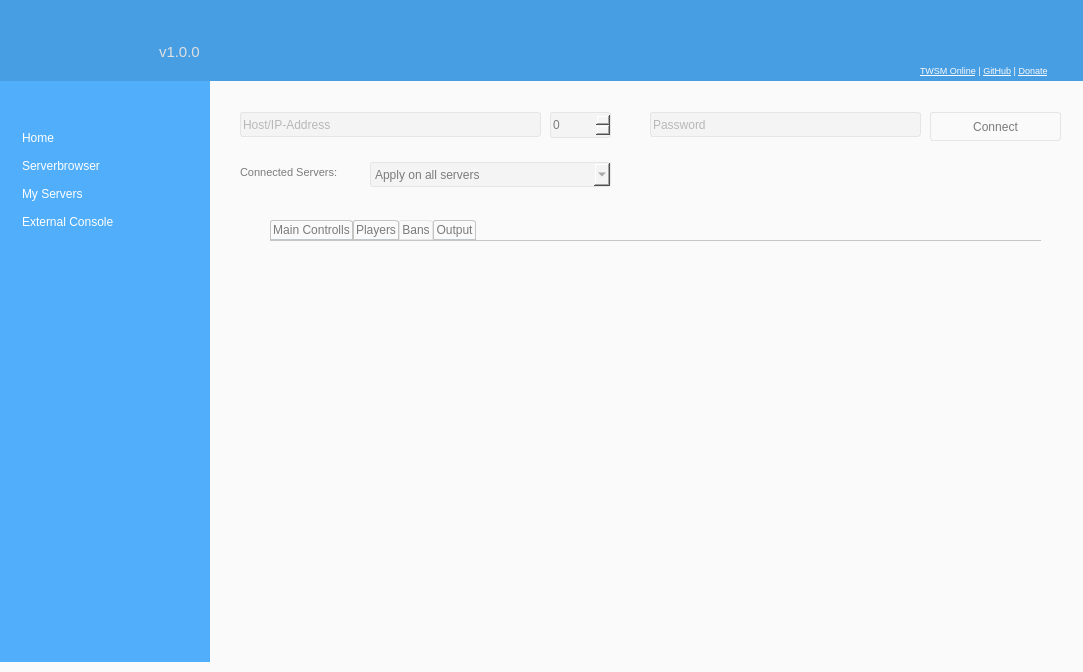
Above: pc/main_window.ui from Malekblubb/twsm before the change. Below: the same form after it.
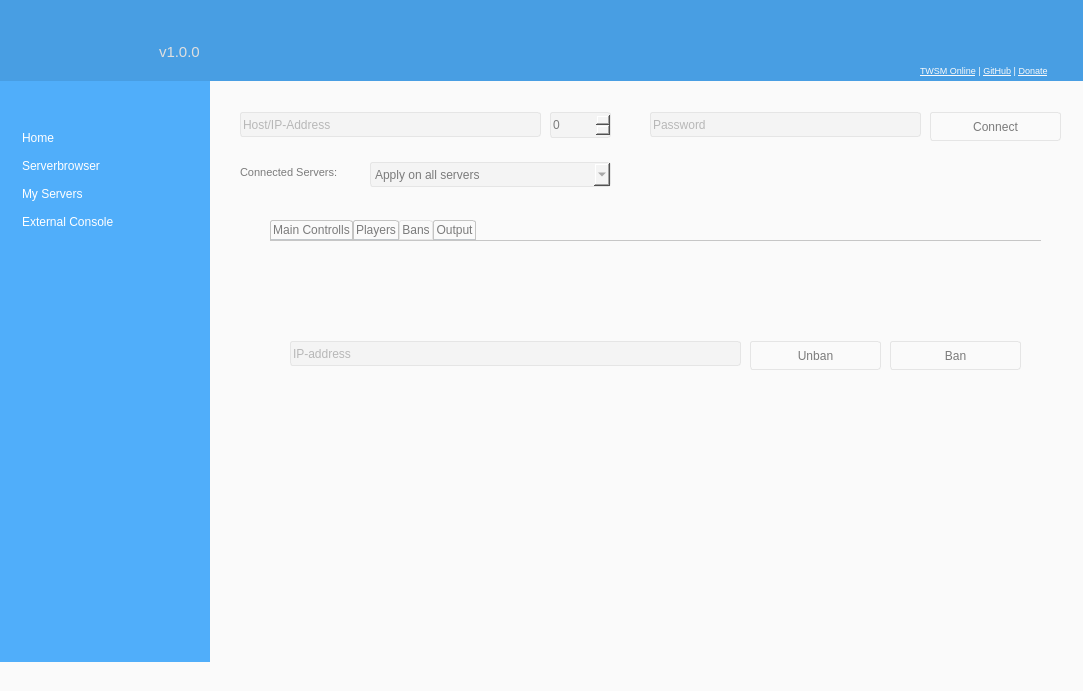
That is the form after the change. The open tabs and pages were chosen to show the change. Icons and pictures are not drawn.

Commit message: econ: added player bans/kicks added ip bans/unbans

Patch:
```diff
--- a/pc/main_window.ui
+++ b/pc/main_window.ui
@@ -7,7 +7,7 @@
     <x>0</x>
     <y>0</y>
     <width>1083</width>
-    <height>672</height>
+    <height>691</height>
    </rect>
   </property>
   <property name="palette">
@@ -2305,7 +2305,7 @@
         <x>10</x>
         <y>110</y>
         <width>841</width>
-        <height>451</height>
+        <height>461</height>
        </rect>
       </property>
       <widget class="QWidget" name="page_6">
@@ -2315,7 +2315,7 @@
           <x>40</x>
           <y>20</y>
           <width>771</width>
-          <height>431</height>
+          <height>441</height>
          </rect>
         </property>
         <property name="styleSheet">
@@ -7687,6 +7687,958 @@
          <attribute name="title">
           <string>Bans</string>
          </attribute>
+         <widget class="QPushButton" name="m_pb_ec_ban_ip">
+          <property name="geometry">
+           <rect>
+            <x>620</x>
+            <y>100</y>
+            <width>131</width>
+            <height>29</height>
+           </rect>
+          </property>
+          <property name="palette">
+           <palette>
+            <active>
+             <colorrole role="WindowText">
+              <brush brushstyle="SolidPattern">
+               <color alpha="255">
+                <red>123</red>
+                <green>123</green>
+                <blue>123</blue>
+               </color>
+              </brush>
+             </colorrole>
+             <colorrole role="Button">
+              <brush brushstyle="SolidPattern">
+               <color alpha="255">
+                <red>255</red>
+                <green>255</green>
+                <blue>255</blue>
+               </color>
+              </brush>
+             </colorrole>
+             <colorrole role="Light">
+              <brush brushstyle="SolidPattern">
+               <color alpha="255">
+                <red>255</red>
+                <green>255</green>
+                <blue>255</blue>
+               </color>
+              </brush>
+             </colorrole>
+             <colorrole role="Midlight">
+              <brush brushstyle="SolidPattern">
+               <color alpha="255">
+                <red>255</red>
+                <green>255</green>
+                <blue>255</blue>
+               </color>
+              </brush>
+             </colorrole>
+             <colorrole role="Dark">
+              <brush brushstyle="SolidPattern">
+               <color alpha="255">
+                <red>127</red>
+                <green>127</green>
+                <blue>127</blue>
+               </color>
+              </brush>
+             </colorrole>
+             <colorrole role="Mid">
+              <brush brushstyle="SolidPattern">
+               <color alpha="255">
+                <red>170</red>
+                <green>170</green>
+                <blue>170</blue>
+               </color>
+              </brush>
+             </colorrole>
+             <colorrole role="Text">
+              <brush brushstyle="SolidPattern">
+               <color alpha="255">
+                <red>123</red>
+                <green>123</green>
+                <blue>123</blue>
+               </color>
+              </brush>
+             </colorrole>
+             <colorrole role="BrightText">
+              <brush brushstyle="SolidPattern">
+               <color alpha="255">
+                <red>255</red>
+                <green>255</green>
+                <blue>255</blue>
+               </color>
+              </brush>
+             </colorrole>
+             <colorrole role="ButtonText">
+              <brush brushstyle="SolidPattern">
+               <color alpha="255">
+                <red>123</red>
+                <green>123</green>
+                <blue>123</blue>
+               </color>
+              </brush>
+             </colorrole>
+             <colorrole role="Base">
+              <brush brushstyle="SolidPattern">
+               <color alpha="255">
+                <red>255</red>
+                <green>255</green>
+                <blue>255</blue>
+               </color>
+              </brush>
+             </colorrole>
+             <colorrole role="Window">
+              <brush brushstyle="SolidPattern">
+               <color alpha="255">
+                <red>255</red>
+                <green>255</green>
+                <blue>255</blue>
+               </color>
+              </brush>
+             </colorrole>
+             <colorrole role="Shadow">
+              <brush brushstyle="SolidPattern">
+               <color alpha="255">
+                <red>0</red>
+                <green>0</green>
+                <blue>0</blue>
+               </color>
+              </brush>
+             </colorrole>
+             <colorrole role="AlternateBase">
+              <brush brushstyle="SolidPattern">
+               <color alpha="255">
+                <red>255</red>
+                <green>255</green>
+                <blue>255</blue>
+               </color>
+              </brush>
+             </colorrole>
+             <colorrole role="ToolTipBase">
+              <brush brushstyle="SolidPattern">
+               <color alpha="255">
+                <red>255</red>
+                <green>255</green>
+                <blue>220</blue>
+               </color>
+              </brush>
+             </colorrole>
+             <colorrole role="ToolTipText">
+              <brush brushstyle="SolidPattern">
+               <color alpha="255">
+                <red>0</red>
+                <green>0</green>
+                <blue>0</blue>
+               </color>
+              </brush>
+             </colorrole>
+            </active>
+            <inactive>
+             <colorrole role="WindowText">
+              <brush brushstyle="SolidPattern">
+               <color alpha="255">
+                <red>123</red>
+                <green>123</green>
+                <blue>123</blue>
+               </color>
+              </brush>
+             </colorrole>
+             <colorrole role="Button">
+              <brush brushstyle="SolidPattern">
+               <color alpha="255">
+                <red>255</red>
+                <green>255</green>
+                <blue>255</blue>
+               </color>
+              </brush>
+             </colorrole>
+             <colorrole role="Light">
+              <brush brushstyle="SolidPattern">
+               <color alpha="255">
+                <red>255</red>
+                <green>255</green>
+                <blue>255</blue>
+               </color>
+              </brush>
+             </colorrole>
+             <colorrole role="Midlight">
+              <brush brushstyle="SolidPattern">
+               <color alpha="255">
+                <red>255</red>
+                <green>255</green>
+                <blue>255</blue>
+               </color>
+              </brush>
+             </colorrole>
+             <colorrole role="Dark">
+              <brush brushstyle="SolidPattern">
+               <color alpha="255">
+                <red>127</red>
+                <green>127</green>
+                <blue>127</blue>
+               </color>
+              </brush>
+             </colorrole>
+             <colorrole role="Mid">
+              <brush brushstyle="SolidPattern">
+               <color alpha="255">
+                <red>170</red>
+                <green>170</green>
+                <blue>170</blue>
+               </color>
+              </brush>
+             </colorrole>
+             <colorrole role="Text">
+              <brush brushstyle="SolidPattern">
+               <color alpha="255">
+                <red>123</red>
+                <green>123</green>
+                <blue>123</blue>
+               </color>
+              </brush>
+             </colorrole>
+             <colorrole role="BrightText">
+              <brush brushstyle="SolidPattern">
+               <color alpha="255">
+                <red>255</red>
+                <green>255</green>
+                <blue>255</blue>
+               </color>
+              </brush>
+             </colorrole>
+             <colorrole role="ButtonText">
+              <brush brushstyle="SolidPattern">
+               <color alpha="255">
+                <red>123</red>
+                <green>123</green>
+                <blue>123</blue>
+               </color>
+              </brush>
+             </colorrole>
+             <colorrole role="Base">
+              <brush brushstyle="SolidPattern">
+               <color alpha="255">
+                <red>255</red>
+                <green>255</green>
+                <blue>255</blue>
+               </color>
+              </brush>
+             </colorrole>
+             <colorrole role="Window">
+              <brush brushstyle="SolidPattern">
+               <color alpha="255">
+                <red>255</red>
+                <green>255</green>
+                <blue>255</blue>
+               </color>
+              </brush>
+             </colorrole>
+             <colorrole role="Shadow">
+              <brush brushstyle="SolidPattern">
+               <color alpha="255">
+                <red>0</red>
+                <green>0</green>
+                <blue>0</blue>
+               </color>
+              </brush>
+             </colorrole>
+             <colorrole role="AlternateBase">
+              <brush brushstyle="SolidPattern">
+               <color alpha="255">
+                <red>255</red>
+                <green>255</green>
+                <blue>255</blue>
+               </color>
+              </brush>
+             </colorrole>
+             <colorrole role="ToolTipBase">
+              <brush brushstyle="SolidPattern">
+               <color alpha="255">
+                <red>255</red>
+                <green>255</green>
+                <blue>220</blue>
+               </color>
+              </brush>
+             </colorrole>
+             <colorrole role="ToolTipText">
+              <brush brushstyle="SolidPattern">
+               <color alpha="255">
+                <red>0</red>
+                <green>0</green>
+                <blue>0</blue>
+               </color>
+              </brush>
+             </colorrole>
+            </inactive>
+            <disabled>
+             <colorrole role="WindowText">
+              <brush brushstyle="SolidPattern">
+               <color alpha="255">
+                <red>123</red>
+                <green>123</green>
+                <blue>123</blue>
+               </color>
+              </brush>
+             </colorrole>
+             <colorrole role="Button">
+              <brush brushstyle="SolidPattern">
+               <color alpha="255">
+                <red>255</red>
+                <green>255</green>
+                <blue>255</blue>
+               </color>
+              </brush>
+             </colorrole>
+             <colorrole role="Light">
+              <brush brushstyle="SolidPattern">
+               <color alpha="255">
+                <red>255</red>
+                <green>255</green>
+                <blue>255</blue>
+               </color>
+              </brush>
+             </colorrole>
+             <colorrole role="Midlight">
+              <brush brushstyle="SolidPattern">
+               <color alpha="255">
+                <red>255</red>
+                <green>255</green>
+                <blue>255</blue>
+               </color>
+              </brush>
+             </colorrole>
+             <colorrole role="Dark">
+              <brush brushstyle="SolidPattern">
+               <color alpha="255">
+                <red>127</red>
+                <green>127</green>
+                <blue>127</blue>
+               </color>
+              </brush>
+             </colorrole>
+             <colorrole role="Mid">
+              <brush brushstyle="SolidPattern">
+               <color alpha="255">
+                <red>170</red>
+                <green>170</green>
+                <blue>170</blue>
+               </color>
+              </brush>
+             </colorrole>
+             <colorrole role="Text">
+              <brush brushstyle="SolidPattern">
+               <color alpha="255">
+                <red>123</red>
+                <green>123</green>
+                <blue>123</blue>
+               </color>
+              </brush>
+             </colorrole>
+             <colorrole role="BrightText">
+              <brush brushstyle="SolidPattern">
+               <color alpha="255">
+                <red>255</red>
+                <green>255</green>
+                <blue>255</blue>
+               </color>
+              </brush>
+             </colorrole>
+             <colorrole role="ButtonText">
+              <brush brushstyle="SolidPattern">
+               <color alpha="255">
+                <red>123</red>
+                <green>123</green>
+                <blue>123</blue>
+               </color>
+              </brush>
+             </colorrole>
+             <colorrole role="Base">
+              <brush brushstyle="SolidPattern">
+               <color alpha="255">
+                <red>255</red>
+                <green>255</green>
+                <blue>255</blue>
+               </color>
+              </brush>
+             </colorrole>
+             <colorrole role="Window">
+              <brush brushstyle="SolidPattern">
+               <color alpha="255">
+                <red>255</red>
+                <green>255</green>
+                <blue>255</blue>
+               </color>
+              </brush>
+             </colorrole>
+             <colorrole role="Shadow">
+              <brush brushstyle="SolidPattern">
+               <color alpha="255">
+                <red>0</red>
+                <green>0</green>
+                <blue>0</blue>
+               </color>
+              </brush>
+             </colorrole>
+             <colorrole role="AlternateBase">
+              <brush brushstyle="SolidPattern">
+               <color alpha="255">
+                <red>255</red>
+                <green>255</green>
+                <blue>255</blue>
+               </color>
+              </brush>
+             </colorrole>
+             <colorrole role="ToolTipBase">
+              <brush brushstyle="SolidPattern">
+               <color alpha="255">
+                <red>255</red>
+                <green>255</green>
+                <blue>220</blue>
+               </color>
+              </brush>
+             </colorrole>
+             <colorrole role="ToolTipText">
+              <brush brushstyle="SolidPattern">
+               <color alpha="255">
+                <red>0</red>
+                <green>0</green>
+                <blue>0</blue>
+               </color>
+              </brush>
+             </colorrole>
+            </disabled>
+           </palette>
+          </property>
+          <property name="font">
+           <font>
+            <pointsize>9</pointsize>
+            <stylestrategy>PreferDefault</stylestrategy>
+            <kerning>false</kerning>
+           </font>
+          </property>
+          <property name="autoFillBackground">
+           <bool>false</bool>
+          </property>
+          <property name="styleSheet">
+           <string notr="true">QPushButton
+{
+border:1px solid #e5e5e5;
+color:#7b7b7b;
+border-radius: 3px;
+ }
+QPushButton:hover
+{
+border:1px solid #50AEFA;
+}
+
+
+QPushButton:pressed
+{
+background-color:#fff;
+}
+</string>
+          </property>
+          <property name="text">
+           <string>Ban</string>
+          </property>
+          <property name="flat">
+           <bool>true</bool>
+          </property>
+         </widget>
+         <widget class="QLineEdit" name="m_le_ec_ip_ban">
+          <property name="geometry">
+           <rect>
+            <x>20</x>
+            <y>100</y>
+            <width>451</width>
+            <height>25</height>
+           </rect>
+          </property>
+          <property name="styleSheet">
+           <string notr="true">QLineEdit
+{
+background-color:#f4f4f4;
+border:1px solid #e5e5e5;
+color:#7b7b7b;
+border-radius: 3px;
+ }
+QLineEdit:hover
+{
+border:1px solid #50AEFA;
+}
+QLineEdit:focus
+{
+border:1px solid #50AEFA;
+background-color:#fff;
+}
+</string>
+          </property>
+          <property name="placeholderText">
+           <string>IP-address</string>
+          </property>
+         </widget>
+         <widget class="QPushButton" name="m_pb_ec_unban_ip">
+          <property name="geometry">
+           <rect>
+            <x>480</x>
+            <y>100</y>
+            <width>131</width>
+            <height>29</height>
+           </rect>
+          </property>
+          <property name="palette">
+           <palette>
+            <active>
+             <colorrole role="WindowText">
+              <brush brushstyle="SolidPattern">
+               <color alpha="255">
+                <red>123</red>
+                <green>123</green>
+                <blue>123</blue>
+               </color>
+              </brush>
+             </colorrole>
+             <colorrole role="Button">
+              <brush brushstyle="SolidPattern">
+               <color alpha="255">
+                <red>255</red>
+                <green>255</green>
+                <blue>255</blue>
+               </color>
+              </brush>
+             </colorrole>
+             <colorrole role="Light">
+              <brush brushstyle="SolidPattern">
+               <color alpha="255">
+                <red>255</red>
+                <green>255</green>
+                <blue>255</blue>
+               </color>
+              </brush>
+             </colorrole>
+             <colorrole role="Midlight">
+              <brush brushstyle="SolidPattern">
+               <color alpha="255">
+                <red>255</red>
+                <green>255</green>
+                <blue>255</blue>
+               </color>
+              </brush>
+             </colorrole>
+             <colorrole role="Dark">
+              <brush brushstyle="SolidPattern">
+               <color alpha="255">
+                <red>127</red>
+                <green>127</green>
+                <blue>127</blue>
+               </color>
+              </brush>
+             </colorrole>
+             <colorrole role="Mid">
+              <brush brushstyle="SolidPattern">
+               <color alpha="255">
+                <red>170</red>
+                <green>170</green>
+                <blue>170</blue>
+               </color>
+              </brush>
+             </colorrole>
+             <colorrole role="Text">
+              <brush brushstyle="SolidPattern">
+               <color alpha="255">
+                <red>123</red>
+                <green>123</green>
+                <blue>123</blue>
+               </color>
+              </brush>
+             </colorrole>
+             <colorrole role="BrightText">
+              <brush brushstyle="SolidPattern">
+               <color alpha="255">
+                <red>255</red>
+                <green>255</green>
+                <blue>255</blue>
+               </color>
+              </brush>
+             </colorrole>
+             <colorrole role="ButtonText">
+              <brush brushstyle="SolidPattern">
+               <color alpha="255">
+                <red>123</red>
+                <green>123</green>
+                <blue>123</blue>
+               </color>
+              </brush>
+             </colorrole>
+             <colorrole role="Base">
+              <brush brushstyle="SolidPattern">
+               <color alpha="255">
+                <red>255</red>
+                <green>255</green>
+                <blue>255</blue>
+               </color>
+              </brush>
+             </colorrole>
+             <colorrole role="Window">
+              <brush brushstyle="SolidPattern">
+               <color alpha="255">
+                <red>255</red>
+                <green>255</green>
+                <blue>255</blue>
+               </color>
+              </brush>
+             </colorrole>
+             <colorrole role="Shadow">
+              <brush brushstyle="SolidPattern">
+               <color alpha="255">
+                <red>0</red>
+                <green>0</green>
+                <blue>0</blue>
+               </color>
+              </brush>
+             </colorrole>
+             <colorrole role="AlternateBase">
+              <brush brushstyle="SolidPattern">
+               <color alpha="255">
+                <red>255</red>
+                <green>255</green>
+                <blue>255</blue>
+               </color>
+              </brush>
+             </colorrole>
+             <colorrole role="ToolTipBase">
+              <brush brushstyle="SolidPattern">
+               <color alpha="255">
+                <red>255</red>
+                <green>255</green>
+                <blue>220</blue>
+               </color>
+              </brush>
+             </colorrole>
+             <colorrole role="ToolTipText">
+              <brush brushstyle="SolidPattern">
+               <color alpha="255">
+                <red>0</red>
+                <green>0</green>
+                <blue>0</blue>
+               </color>
+              </brush>
+             </colorrole>
+            </active>
+            <inactive>
+             <colorrole role="WindowText">
+              <brush brushstyle="SolidPattern">
+               <color alpha="255">
+                <red>123</red>
+                <green>123</green>
+                <blue>123</blue>
+               </color>
+              </brush>
+             </colorrole>
+             <colorrole role="Button">
+              <brush brushstyle="SolidPattern">
+               <color alpha="255">
+                <red>255</red>
+                <green>255</green>
+                <blue>255</blue>
+               </color>
+              </brush>
+             </colorrole>
+             <colorrole role="Light">
+              <brush brushstyle="SolidPattern">
+               <color alpha="255">
+                <red>255</red>
+                <green>255</green>
+                <blue>255</blue>
+               </color>
+              </brush>
+             </colorrole>
+             <colorrole role="Midlight">
+              <brush brushstyle="SolidPattern">
+               <color alpha="255">
+                <red>255</red>
+                <green>255</green>
+                <blue>255</blue>
+               </color>
+              </brush>
+             </colorrole>
+             <colorrole role="Dark">
+              <brush brushstyle="SolidPattern">
+               <color alpha="255">
+                <red>127</red>
+                <green>127</green>
+                <blue>127</blue>
+               </color>
+              </brush>
+             </colorrole>
+             <colorrole role="Mid">
+              <brush brushstyle="SolidPattern">
+               <color alpha="255">
+                <red>170</red>
+                <green>170</green>
+                <blue>170</blue>
+               </color>
+              </brush>
+             </colorrole>
+             <colorrole role="Text">
+              <brush brushstyle="SolidPattern">
+               <color alpha="255">
+                <red>123</red>
+                <green>123</green>
+                <blue>123</blue>
+               </color>
+              </brush>
+             </colorrole>
+             <colorrole role="BrightText">
+              <brush brushstyle="SolidPattern">
+               <color alpha="255">
+                <red>255</red>
+                <green>255</green>
+                <blue>255</blue>
+               </color>
+              </brush>
+             </colorrole>
+             <colorrole role="ButtonText">
+              <brush brushstyle="SolidPattern">
+               <color alpha="255">
+                <red>123</red>
+                <green>123</green>
+                <blue>123</blue>
+               </color>
+              </brush>
+             </colorrole>
+             <colorrole role="Base">
+              <brush brushstyle="SolidPattern">
+               <color alpha="255">
+                <red>255</red>
+                <green>255</green>
+                <blue>255</blue>
+               </color>
+              </brush>
+             </colorrole>
+             <colorrole role="Window">
+              <brush brushstyle="SolidPattern">
+               <color alpha="255">
+                <red>255</red>
+                <green>255</green>
+                <blue>255</blue>
+               </color>
+              </brush>
+             </colorrole>
+             <colorrole role="Shadow">
+              <brush brushstyle="SolidPattern">
+               <color alpha="255">
+                <red>0</red>
+                <green>0</green>
+                <blue>0</blue>
+               </color>
+              </brush>
+             </colorrole>
+             <colorrole role="AlternateBase">
+              <brush brushstyle="SolidPattern">
+               <color alpha="255">
+                <red>255</red>
+                <green>255</green>
+                <blue>255</blue>
+               </color>
+              </brush>
+             </colorrole>
+             <colorrole role="ToolTipBase">
+              <brush brushstyle="SolidPattern">
+               <color alpha="255">
+                <red>255</red>
+                <green>255</green>
+                <blue>220</blue>
+               </color>
+              </brush>
+             </colorrole>
+             <colorrole role="ToolTipText">
+              <brush brushstyle="SolidPattern">
+               <color alpha="255">
+                <red>0</red>
+                <green>0</green>
+                <blue>0</blue>
+               </color>
+              </brush>
+             </colorrole>
+            </inactive>
+            <disabled>
+             <colorrole role="WindowText">
+              <brush brushstyle="SolidPattern">
+               <color alpha="255">
+                <red>123</red>
+                <green>123</green>
+                <blue>123</blue>
+               </color>
+              </brush>
+             </colorrole>
+             <colorrole role="Button">
+              <brush brushstyle="SolidPattern">
+               <color alpha="255">
+                <red>255</red>
+                <green>255</green>
+                <blue>255</blue>
+               </color>
+              </brush>
+             </colorrole>
+             <colorrole role="Light">
+              <brush brushstyle="SolidPattern">
+               <color alpha="255">
+                <red>255</red>
+                <green>255</green>
+                <blue>255</blue>
+               </color>
+              </brush>
+             </colorrole>
+             <colorrole role="Midlight">
+              <brush brushstyle="SolidPattern">
+               <color alpha="255">
+                <red>255</red>
+                <green>255</green>
+                <blue>255</blue>
+               </color>
+              </brush>
+             </colorrole>
+             <colorrole role="Dark">
+              <brush brushstyle="SolidPattern">
+               <color alpha="255">
+                <red>127</red>
+                <green>127</green>
+                <blue>127</blue>
+               </color>
+              </brush>
+             </colorrole>
+             <colorrole role="Mid">
+              <brush brushstyle="SolidPattern">
+               <color alpha="255">
+                <red>170</red>
+                <green>170</green>
+                <blue>170</blue>
+               </color>
+              </brush>
+             </colorrole>
+             <colorrole role="Text">
+              <brush brushstyle="SolidPattern">
+               <color alpha="255">
+                <red>123</red>
+                <green>123</green>
+                <blue>123</blue>
+               </color>
+              </brush>
+             </colorrole>
+             <colorrole role="BrightText">
+              <brush brushstyle="SolidPattern">
+               <color alpha="255">
+                <red>255</red>
+                <green>255</green>
+                <blue>255</blue>
+               </color>
+              </brush>
+             </colorrole>
+             <colorrole role="ButtonText">
+              <brush brushstyle="SolidPattern">
+               <color alpha="255">
+                <red>123</red>
+                <green>123</green>
+                <blue>123</blue>
+               </color>
+              </brush>
+             </colorrole>
+             <colorrole role="Base">
+              <brush brushstyle="SolidPattern">
+               <color alpha="255">
+                <red>255</red>
+                <green>255</green>
+                <blue>255</blue>
+               </color>
+              </brush>
+             </colorrole>
+             <colorrole role="Window">
+              <brush brushstyle="SolidPattern">
+               <color alpha="255">
+                <red>255</red>
+                <green>255</green>
+                <blue>255</blue>
+               </color>
+              </brush>
+             </colorrole>
+             <colorrole role="Shadow">
+              <brush brushstyle="SolidPattern">
+               <color alpha="255">
+                <red>0</red>
+                <green>0</green>
+                <blue>0</blue>
+               </color>
+              </brush>
+             </colorrole>
+             <colorrole role="AlternateBase">
+              <brush brushstyle="SolidPattern">
+               <color alpha="255">
+                <red>255</red>
+                <green>255</green>
+                <blue>255</blue>
+               </color>
+              </brush>
+             </colorrole>
+             <colorrole role="ToolTipBase">
+              <brush brushstyle="SolidPattern">
+               <color alpha="255">
+                <red>255</red>
+                <green>255</green>
+                <blue>220</blue>
+               </color>
+              </brush>
+             </colorrole>
+             <colorrole role="ToolTipText">
+              <brush brushstyle="SolidPattern">
+               <color alpha="255">
+                <red>0</red>
+                <green>0</green>
+                <blue>0</blue>
+               </color>
+              </brush>
+             </colorrole>
+            </disabled>
+           </palette>
+          </property>
+          <property name="font">
+           <font>
+            <pointsize>9</pointsize>
+            <stylestrategy>PreferDefault</stylestrategy>
+            <kerning>false</kerning>
+           </font>
+          </property>
+          <property name="autoFillBackground">
+           <bool>false</bool>
+          </property>
+          <property name="styleSheet">
+           <string notr="true">QPushButton
+{
+border:1px solid #e5e5e5;
+color:#7b7b7b;
+border-radius: 3px;
+ }
+QPushButton:hover
+{
+border:1px solid #50AEFA;
+}
+
+
+QPushButton:pressed
+{
+background-color:#fff;
+}
+</string>
+          </property>
+          <property name="text">
+           <string>Unban</string>
+          </property>
+          <property name="flat">
+           <bool>true</bool>
+          </property>
+         </widget>
         </widget>
         <widget class="QWidget" name="tab_5">
          <attribute name="title">
```
Left out of the diff: 1038 changed lines with no effect on the pictures. The commit also changes 1 other file.
